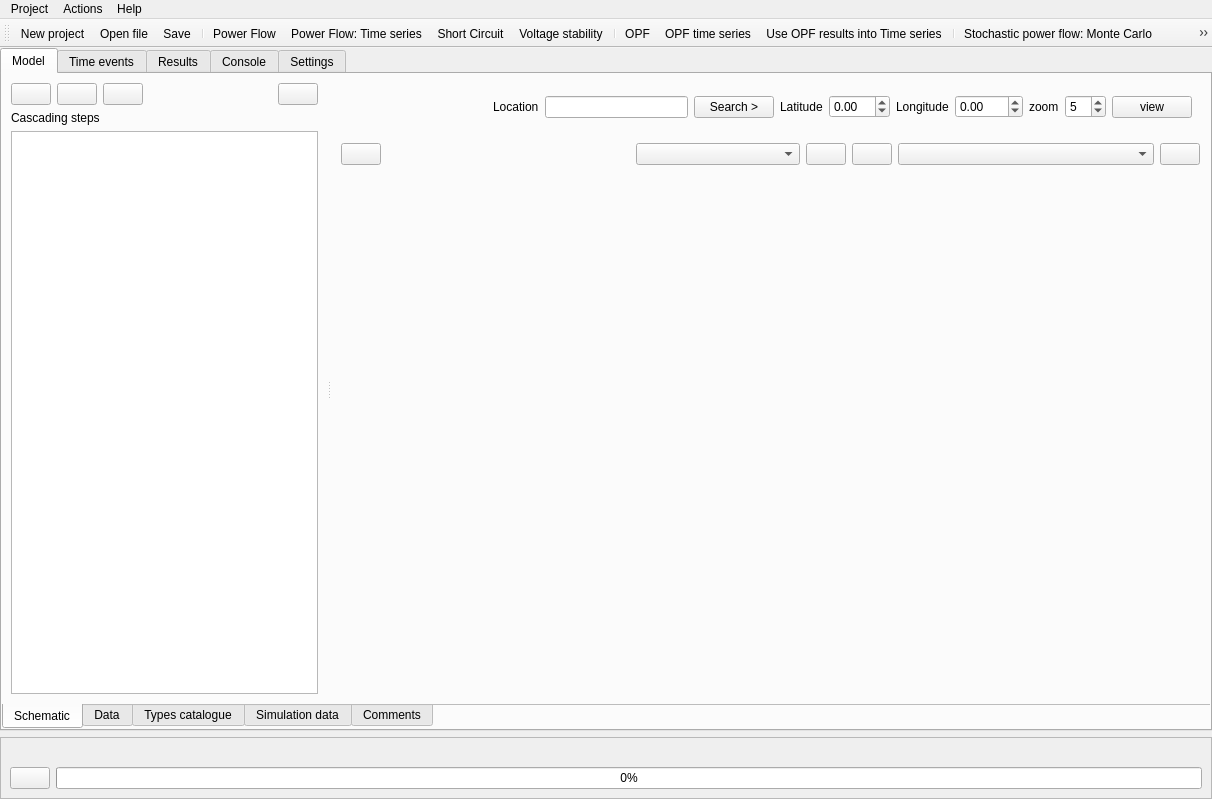
The window that src/GridCal/Gui/Main/MainWindow.ui (SanPen/GridCal) describes before a commit, drawn with Qt 5.
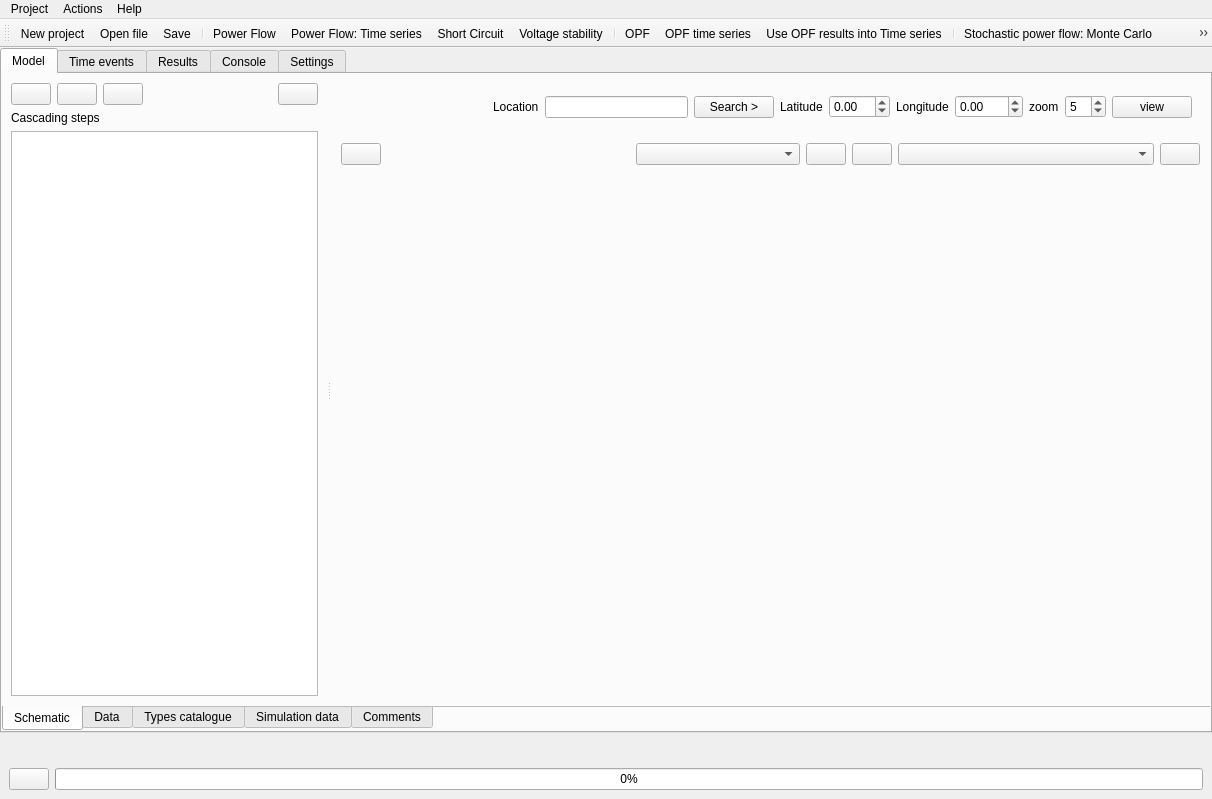
The same window after the commit. Icons and pictures are not drawn. Custom widgets are drawn as their Qt base class.

Patch:
```diff
--- a/src/GridCal/Gui/Main/MainWindow.ui
+++ b/src/GridCal/Gui/Main/MainWindow.ui
@@ -4356,7 +4356,7 @@
     <item>
      <widget class="QFrame" name="progress_frame">
       <property name="frameShape">
-       <enum>QFrame::StyledPanel</enum>
+       <enum>QFrame::NoFrame</enum>
       </property>
       <property name="frameShadow">
        <enum>QFrame::Raised</enum>
```
